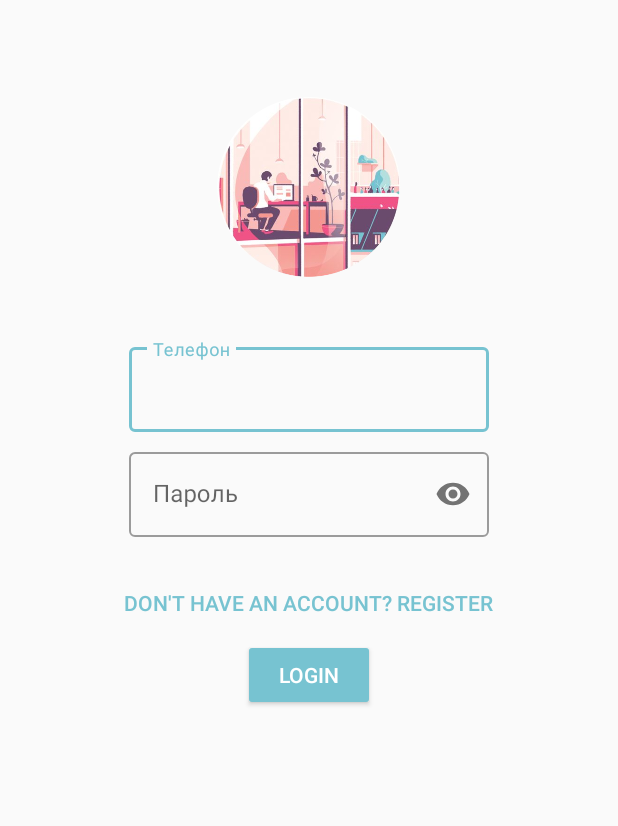
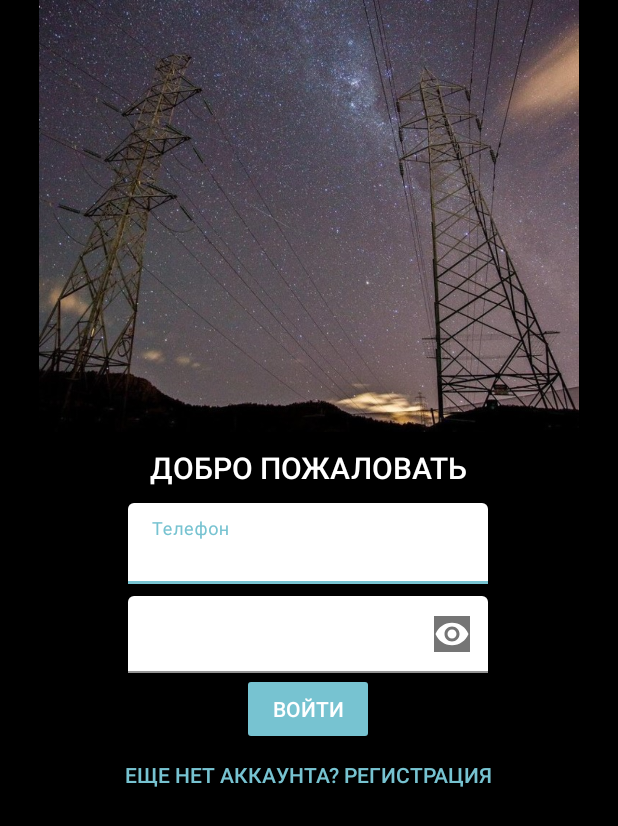
Before and after one commit to Doldrums/Energy, an Android app: the screen it shows after launch (WelcomeActivity), on a phone screen of 412 x 824 dp. Shown: the top 826 px of the screen. Run offline under Robolectric (Android 15) with nearby library versions, the phone set to English and light mode, and no system bars.

Commit message:
add something

```diff
--- a/app/src/main/res/layout/activity_register.xml
+++ b/app/src/main/res/layout/activity_register.xml
@@ -44,7 +44,7 @@
             app:boxBackgroundColor="@color/backgroung_white_welcome"
             android:layout_height="wrap_content"
             style="@style/Widget.MaterialComponents.TextInputLayout.FilledBox.Dense"
-            android:layout_marginTop="20dp"
+            android:layout_marginTop="5dp"
             android:textColorHint="@color/backgroung_white"
             android:layout_marginStart="10dp">
         <EditText
@@ -61,7 +61,7 @@
             app:boxBackgroundColor="@color/backgroung_white_welcome"
             style="@style/Widget.MaterialComponents.TextInputLayout.FilledBox.Dense"
             android:layout_marginStart="10dp"
-            android:layout_marginTop="10dp">
+            android:layout_marginTop="5dp">
         <EditText
                 android:id="@+id/txt_surname"
                 android:layout_width="match_parent"
@@ -78,7 +78,7 @@
             android:layout_height="wrap_content"
             android:textColorHint="@color/backgroung_white"
             android:layout_marginStart="10dp"
-            android:layout_marginTop="10dp">
+            android:layout_marginTop="5dp">
         <EditText
                 android:id="@+id/txt_email"
                 android:layout_width="match_parent"
@@ -95,7 +95,7 @@
             app:boxBackgroundColor="@color/backgroung_white_welcome"
             android:layout_height="wrap_content"
             android:layout_marginStart="10dp"
-            android:layout_marginTop="10dp">
+            android:layout_marginTop="5dp">
 
         <EditText
                 android:id="@+id/txt_r_password"
--- a/app/src/main/res/layout/activity_welcome.xml
+++ b/app/src/main/res/layout/activity_welcome.xml
@@ -7,19 +7,36 @@
         android:layout_height="match_parent"
         tools:context=".MainActivity"
         android:orientation="vertical"
+        android:background="@color/black"
 >
 
-    <ImageView android:layout_width="182dp"
-               android:layout_height="166dp"
-               android:src="@drawable/welcome"
+    <ImageView android:layout_width="match_parent"
+               android:layout_height="288dp"
+               android:layout_gravity="top"
+               android:src="@drawable/asdfghjkl"/>
+    <android.support.v7.widget.CardView android:layout_width="wrap_content"
+                                        app:cardBackgroundColor="@color/black"
                                         android:layout_gravity="center_horizontal"
-               android:layout_marginTop="40dp"
-               tools:ignore="ContentDescription"/>
+                                        android:layout_height="wrap_content">
+        <LinearLayout android:layout_width="match_parent"
+                      android:orientation="vertical"
+                      android:layout_height="match_parent">
+
+            <TextView android:layout_width="match_parent"
+                      android:text="Добро Пожаловать"
+                      android:textColor="@color/white"
+                      style="@style/Base.TextAppearance.AppCompat.Title"
+                      android:textAllCaps="true"
+                      android:textAlignment="center"
+                      android:layout_marginTop="10dp"
+                      android:layout_height="wrap_content"/>
             <android.support.design.widget.TextInputLayout
-            style="@style/Widget.MaterialComponents.TextInputLayout.OutlinedBox"
                     android:layout_width="240dp"
                     android:layout_height="wrap_content"
-            android:layout_marginTop="20dp"
+                    android:layout_marginTop="10dp"
+                    app:boxBackgroundColor="@color/backgroung_white_welcome"
+                    style="@style/Widget.MaterialComponents.TextInputLayout.FilledBox.Dense"
+                    android:textColorHint="@color/white"
                     android:layout_gravity="center_horizontal"
             >
 
@@ -28,16 +45,21 @@
                         android:layout_width="match_parent"
                         android:layout_height="wrap_content"
                         android:hint="Телефон"
+                        android:textColor="@color/white"
                         android:inputType="phone"
                         tools:ignore="Autofill"/>
 
             </android.support.design.widget.TextInputLayout>
 
             <android.support.design.widget.TextInputLayout
-            style="@style/Widget.MaterialComponents.TextInputLayout.OutlinedBox"
+
+                    style="@style/Widget.MaterialComponents.TextInputLayout.FilledBox.Dense"
+                    android:textColorHint="@color/white"
+                    app:boxBackgroundColor="@color/backgroung_white_welcome"
                     android:layout_width="240dp"
                     android:layout_height="wrap_content"
                     android:layout_marginTop="8dp"
+                    app:passwordToggleTintMode="screen"
                     app:passwordToggleEnabled="true"
                     android:layout_gravity="center_horizontal">
 
@@ -46,26 +68,29 @@
                         android:layout_width="match_parent"
                         android:layout_height="match_parent"
                         android:hint="Пароль"
+                        style="@style/Base.TextAppearance.AppCompat.Body1"
+                        android:textColor="@color/white"
                         android:inputType="textPassword"
                         tools:ignore="Autofill"/>
 
             </android.support.design.widget.TextInputLayout>
 
             <Button
-            android:text="Don't have an account? Register"
-            android:layout_width="wrap_content"
-            android:layout_height="wrap_content"
-            android:id="@+id/btn_register"
-            android:layout_marginTop="20dp"
-            android:layout_gravity="center_horizontal"
-            style="@style/Widget.AppCompat.Button.Borderless.Colored"/>
-    <Button
-            android:text="login"
+                    android:text="Войти"
                     android:layout_width="wrap_content"
                     android:layout_height="wrap_content"
                     android:id="@+id/btn_login"
                     android:layout_gravity="center_horizontal"
                     style="@style/Widget.AppCompat.Button.Colored"/>
+            <Button
+                    android:text="Еще нет аккаунта? Регистрация"
+                    android:layout_width="wrap_content"
+                    android:layout_height="40dp"
+                    android:id="@+id/btn_register"
+                    android:layout_gravity="center_horizontal"
+                    style="@style/Widget.AppCompat.Button.Borderless.Colored"/>
+        </LinearLayout>
+    </android.support.v7.widget.CardView>
 
 
 </LinearLayout>
--- a/app/src/main/res/layout/fragment_chat.xml
+++ b/app/src/main/res/layout/fragment_chat.xml
@@ -3,7 +3,7 @@
         xmlns:android="http://schemas.android.com/apk/res/android"
         xmlns:tools="http://schemas.android.com/tools"
         android:layout_width="match_parent"
-        android:background="@color/backgroung_white"
+        android:background="@color/white"
         android:layout_height="match_parent"
         android:orientation="vertical"
         tools:context=".fragments.ChatFragment">
@@ -12,6 +12,7 @@
             android:id="@+id/recycler_messages"
             android:layout_width="match_parent"
             android:layout_height="0dp"
+            android:layout_marginTop="10dp"
             android:layout_weight="1"
             android:paddingLeft="@dimen/activity_horizontal_margin"
             android:paddingRight="@dimen/activity_horizontal_margin"
```
Also changed, not shown: app/src/main/res/drawable/asdfghjkl.png (added), app/src/main/res/drawable/background_login.jpg (added), app/src/main/res/drawable/background_signin.jpg (added). Lines whose indentation alone changed are shown as unchanged.
